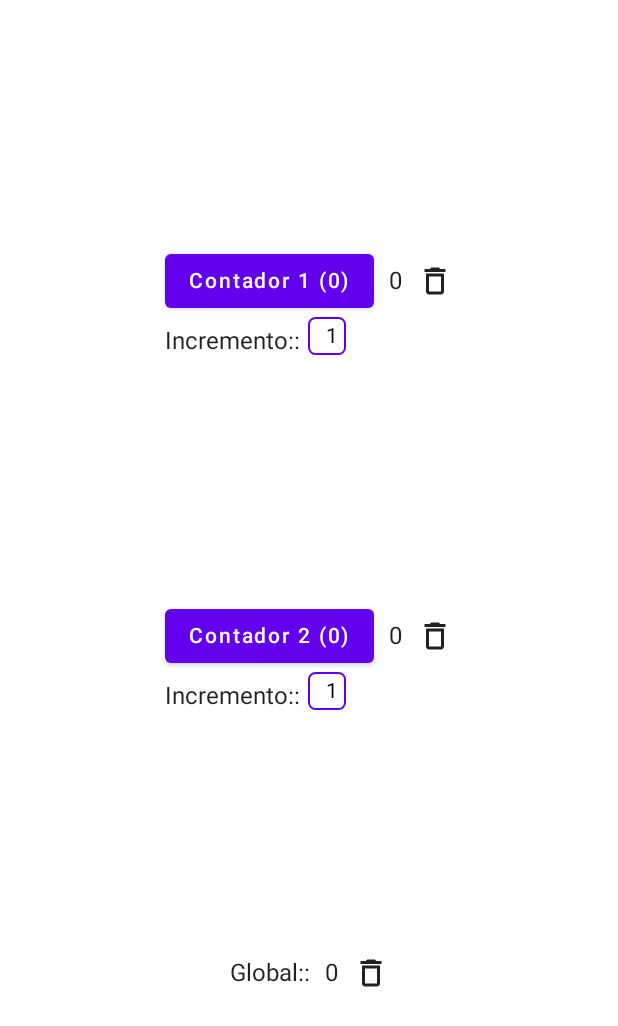
After one commit to avidaldo/jetpack-compose-state, an Android app built with Jetpack Compose: the Ej05dScreen screen opened through its navigation route, on a phone screen of 412 x 824 dp. The commit adds this screen. Shown: the top 1026 px of the screen. Run offline under Robolectric (Android 15) with nearby library versions, the phone set to English and light mode, and no system bars.

Commit message:
añadida variante 05d basada en versión de Salatiel

```diff
--- a/app/src/main/java/com/example/jetpackcomposeestado/navigation/Navigation.kt
+++ b/app/src/main/java/com/example/jetpackcomposeestado/navigation/Navigation.kt
@@ -8,7 +8,7 @@ import com.example.jetpackcompose1.screens.MainScreen
 import com.example.jetpackcomposeestado.screens.Ej03Screen
 import com.example.jetpackcomposeestado.screens.Ej04Screen
 import com.example.jetpackcomposeestado.screens.Ej05Screen
-import com.example.jetpackcomposeestado.screens.ej01.Ej01Screen
+import com.example.jetpackcomposeestado.screens.ej01.Ej01bScreen
 import com.example.jetpackcomposeestado.screens.ej02.Ej02Screen
 import com.example.jetpackcomposeestado.screens.ej03.Ej03aScreen
 import com.example.jetpackcomposeestado.screens.ej03.Ej03bScreen
@@ -18,6 +18,7 @@ import com.example.jetpackcomposeestado.screens.ej04.Ej04cScreen
 import com.example.jetpackcomposeestado.screens.ej05.Ej05aScreen
 import com.example.jetpackcomposeestado.screens.ej05.Ej05bScreen
 import com.example.jetpackcomposeestado.screens.ej05.Ej05cScreen
+import com.example.jetpackcomposeestado.screens.ej05.Ej05dScreen
 
 @Composable
 fun Navigation() {
@@ -26,7 +27,7 @@ fun Navigation() {
 
         composable(route = Screens.MainScreen.route) { MainScreen(navController) }
 
-        composable(route = Screens.Ejemplo01.route) { Ej01Screen() }
+        composable(route = Screens.Ejemplo01.route) { Ej01bScreen() }
 
         composable(route = Screens.Ejemplo02.route) { Ej02Screen() }
 
@@ -43,11 +44,12 @@ fun Navigation() {
         composable(route = Screens.Ejemplo05a.route) { Ej05aScreen() }
         composable(route = Screens.Ejemplo05b.route) { Ej05bScreen() }
         composable(route = Screens.Ejemplo05c.route) { Ej05cScreen() }
+        composable(route = Screens.Ejemplo05d.route) { Ej05dScreen() }
 
 
-/*        composable(route = Screens.Ejemplo06.route) { Ej06Screen() }
-        composable(route = Screens.Ejemplo07.route) { Ej07Screen() }
-        composable(route = Screens.Ejemplo08.route) { Ej08Screen() }*/
+/*       composable(route = Screens.Ejemplo06.route) { Ej06Screen() }
+      composable(route = Screens.Ejemplo07.route) { Ej07Screen() }
+      composable(route = Screens.Ejemplo08.route) { Ej08Screen() }*/
 
-    }
+  }
 }
--- a/app/src/main/java/com/example/jetpackcomposeestado/navigation/Screens.kt
+++ b/app/src/main/java/com/example/jetpackcomposeestado/navigation/Screens.kt
@@ -20,6 +20,7 @@ sealed class Screens(val route: String){
     object Ejemplo05a: Screens("ej05a")
     object Ejemplo05b: Screens("ej05b")
     object Ejemplo05c: Screens("ej05c")
+    object Ejemplo05d: Screens("ej05d")
 
 
 
--- a/app/src/main/java/com/example/jetpackcomposeestado/screens/Menu05Screen.kt
+++ b/app/src/main/java/com/example/jetpackcomposeestado/screens/Menu05Screen.kt
@@ -26,7 +26,10 @@ fun Ej05Screen(navController: NavController) {
             Text(text = "Con State Hoisting")
         }
         Button(onClick = { navController.navigate(route = Screens.Ejemplo05c.route) }) {
-            Text(text = "Variante mejorada")
+            Text(text = "Mejorada")
+        }
+        Button(onClick = { navController.navigate(route = Screens.Ejemplo05d.route) }) {
+            Text(text = "Variante alternativa")
         }
     }
 
--- /dev/null
+++ b/app/src/main/java/com/example/jetpackcomposeestado/screens/ej05/Ej05dScreen.kt
@@ -0,0 +1,151 @@
+package com.example.jetpackcomposeestado.screens.ej05
+
+import androidx.compose.foundation.border
+import androidx.compose.foundation.clickable
+import androidx.compose.foundation.isSystemInDarkTheme
+import androidx.compose.foundation.layout.*
+import androidx.compose.foundation.shape.RoundedCornerShape
+import androidx.compose.foundation.text.BasicTextField
+import androidx.compose.foundation.text.KeyboardActions
+import androidx.compose.foundation.text.KeyboardOptions
+import androidx.compose.material.Button
+import androidx.compose.material.Icon
+import androidx.compose.material.MaterialTheme
+import androidx.compose.material.Text
+import androidx.compose.material.icons.Icons
+import androidx.compose.material.icons.filled.Delete
+import androidx.compose.material.icons.outlined.Delete
+import androidx.compose.runtime.Composable
+import androidx.compose.runtime.getValue
+import androidx.compose.runtime.mutableStateOf
+import androidx.compose.runtime.saveable.rememberSaveable
+import androidx.compose.runtime.setValue
+import androidx.compose.ui.Alignment
+import androidx.compose.ui.Modifier
+import androidx.compose.ui.focus.onFocusChanged
+import androidx.compose.ui.platform.LocalFocusManager
+import androidx.compose.ui.res.stringResource
+import androidx.compose.ui.text.TextStyle
+import androidx.compose.ui.text.input.KeyboardType
+import androidx.compose.ui.text.style.TextAlign
+import androidx.compose.ui.unit.dp
+import androidx.core.text.isDigitsOnly
+import com.example.jetpackcomposeestado.R
+
+/* Variante: Al hacer click en el TextField de incremento este se vacía permitiendo introducir un
+número nuevo */
+
+@Composable
+fun Ej05dScreen() {
+    var globalCounter: Int by rememberSaveable { mutableStateOf(0) }
+
+    Column(
+        modifier = Modifier.fillMaxSize(),
+        horizontalAlignment = Alignment.CenterHorizontally,
+        verticalArrangement = Arrangement.SpaceEvenly
+    ) {
+        ContadorIndividual(
+            numCountName = stringResource(R.string.count1),
+            globalCounter = { globalCounter += it },
+        )
+        ContadorIndividual(
+            numCountName = stringResource(R.string.count2),
+            globalCounter = { globalCounter += it },
+        )
+        ContadorGlobal(
+            globalCounter = globalCounter,
+            globalCounterReset = { globalCounter = 0 }
+        )
+    }
+}
+
+
+@Composable
+fun ContadorIndividual(
+    numCountName: String,
+    globalCounter: (Int) -> Unit,
+) {
+    val clear = 0
+    val inputData = 1
+
+    val focusManager = LocalFocusManager.current
+
+    var numCounter: Int by rememberSaveable { mutableStateOf(clear) }
+
+    var numInput by rememberSaveable { mutableStateOf(inputData) }
+    var isEmptyIncrement by rememberSaveable { mutableStateOf(false) }
+
+    Column {
+
+        Row(verticalAlignment = Alignment.CenterVertically) {
+
+            Button(onClick = {
+                focusManager.clearFocus() // Sin esto no pierde el foco del TextField (por eso queda el teclado)
+                numCounter += numInput
+                globalCounter(numInput)
+            }) {
+                Text(text = "$numCountName ($numCounter)")
+            }
+            Text(modifier = Modifier.padding(horizontal = 10.dp), text = numCounter.toString())
+            IconoBorrar(onClick = { numCounter = clear })
+        }
+        Row(verticalAlignment = Alignment.Bottom) {
+            Text(text = stringResource(R.string.increment) + ":")
+            BasicTextField(
+                value = if (isEmptyIncrement) "" else numInput.toString(),
+                onValueChange = {
+                    if (it.isNotBlank() && it.isDigitsOnly()) {
+                        isEmptyIncrement = false
+                        numInput = it.toInt()
+                    }
+                },
+                modifier = Modifier
+                    .onFocusChanged { isEmptyIncrement = it.hasFocus },
+                //.focusRequester(focusRequester),  // TODO
+                singleLine = true,
+                textStyle = TextStyle(
+                    textAlign = TextAlign.End,
+                    color = MaterialTheme.colors.onSurface
+                ),
+                keyboardOptions = KeyboardOptions(keyboardType = KeyboardType.Number),
+                keyboardActions = KeyboardActions(onDone = { focusManager.clearFocus() }),
+                decorationBox = { innerTextField ->
+                    Row(
+                        modifier = Modifier
+                            .padding(start = 5.dp)
+                            .width(25.dp)
+                            .aspectRatio(1f)
+                            .border(
+                                width = 1.dp,
+                                color = MaterialTheme.colors.primary,
+                                shape = RoundedCornerShape(size = 5.dp)
+                            )
+                            .padding(horizontal = 5.dp),
+                        horizontalArrangement = Arrangement.End,
+                        verticalAlignment = Alignment.CenterVertically
+                    ) {
+                        innerTextField()
+                    }
+                }
+            )
+        }
+    }
+}
+
+@Composable
+fun ContadorGlobal(globalCounter: Int, globalCounterReset: () -> Unit) {
+    Column {
+        Row(verticalAlignment = Alignment.CenterVertically) {
+            Text(text = stringResource(R.string.global) + ":")
+            Text(modifier = Modifier.padding(horizontal = 10.dp), text = globalCounter.toString())
+            IconoBorrar(onClick = globalCounterReset)
+        }
+    }
+}
+
+@Composable
+fun IconoBorrar(onClick: () -> Unit) {
+    Icon(if (isSystemInDarkTheme()) Icons.Filled.Delete else Icons.Outlined.Delete,
+        contentDescription = "Reiniciar",
+        modifier = Modifier.clickable { onClick() })
+}
--- a/app/src/main/res/values/strings.xml
+++ b/app/src/main/res/values/strings.xml
@@ -1,6 +1,9 @@
 <resources>
     <string name="app_name">JetPackComposeEstado</string>
-    <string name="count1_text">Contador 1</string>
-    <string name="count2_text">Contador 2</string>
+    <string name="count1">Contador 1</string>
+    <string name="count2">Contador 2</string>
     <string name="reset">Borrar</string>
+    <string name="increment">Incremento: </string>
+    <string name="global">Global: </string>
+    <string name="count_name">Contador</string>
 </resources>
--- a/build.gradle
+++ b/build.gradle
@@ -4,7 +4,7 @@ buildscript {
     }
 }// Top-level build file where you can add configuration options common to all sub-projects/modules.
 plugins {
-    id 'com.android.application' version '7.4.0' apply false
-    id 'com.android.library' version '7.4.0' apply false
+    id 'com.android.application' version '7.4.1' apply false
+    id 'com.android.library' version '7.4.1' apply false
     id 'org.jetbrains.kotlin.android' version '1.7.20' apply false
 }
```
Also changed, not shown: app/src/main/java/com/example/jetpackcomposeestado/screens/ej05/Ej05aScreen.kt (+9 -10 lines), app/src/main/java/com/example/jetpackcomposeestado/screens/ej05/Ej05bScreen.kt (+8 -8 lines), app/src/main/java/com/example/jetpackcomposeestado/screens/ej05/Ej05cScreen.kt (+14 -14 lines).
